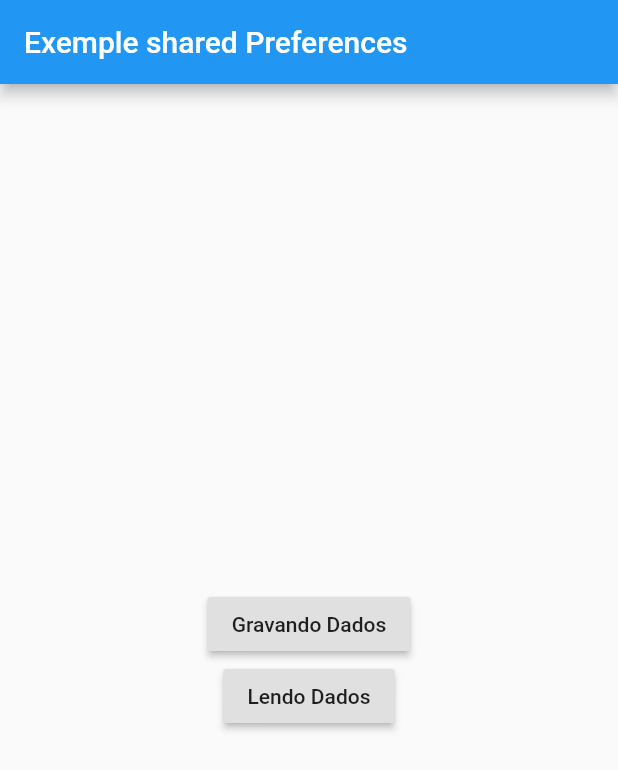
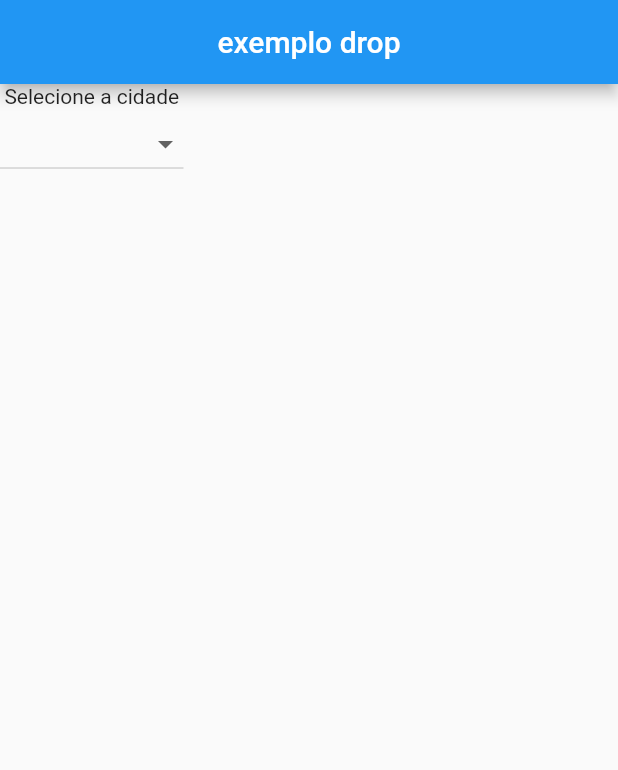
Before and after one commit to Jefferson-Developer/atividade13, a Flutter app: the screen it shows after launch, on a phone screen of 412 x 824 dp. Shown: the top 770 px of the screen. Run offline on Flutter 3.47's test engine with Material 2 defaults, Android fonts, the phone set to English and light mode, and no system bars; our stand-ins replace shared_preferences.

Commit message:
Terceiro Commit

```diff
--- /dev/null
+++ b/lib/aula_13_dropDownButton/exemplo_dropDown.dart
@@ -0,0 +1,46 @@
+import 'package:flutter/material.dart';
+
+class ExemploDropDownButton extends StatefulWidget {
+  @override
+  _ExemploDropDownButtonState createState() => _ExemploDropDownButtonState();
+}
+
+class _ExemploDropDownButtonState extends State<ExemploDropDownButton> {
+  @override
+  Widget build(BuildContext context) {
+    return Scaffold(
+      appBar: AppBar(
+        centerTitle: true,
+        title: Text("exemplo drop"),
+      ),
+      body: _buildDropDownEstatico(),
+    );
+  }
+
+  Container _buildDropDownEstatico() {
+    return Container(
+      child: Column(
+        children: [
+          Text("Selecione a cidade"),
+          DropdownButton<String>(
+            items: [
+              DropdownMenuItem(
+                child: Text("Patos-PB"),
+                value: "Patos",
+              ),
+              DropdownMenuItem(
+                child: Text("Sousa-PB"),
+                value: "Sousa",
+              ),
+              DropdownMenuItem(
+                child: Text("Cajazeiras-PB"),
+                value: "Cajazeiras",
+              ),
+            ],
+            onChanged: (value) {},
+          )
+        ],
+      ),
+    );
+  }
+}
--- a/lib/main.dart
+++ b/lib/main.dart
@@ -1,8 +1,9 @@
+import 'package:atividade_elder7/aula_13_dropDownButton/exemplo_dropDown.dart';
 import 'package:atividade_elder7/aula_13_shared/exemplo_shared_preferences.dart';
 import 'package:atividade_elder7/produto_listview_page.dart';
 import 'package:atividade_elder7/produto_page.dart';
 import 'package:flutter/material.dart';
 
 void main() {
-  runApp(MaterialApp(home: ExemploSharedPreference()));
+  runApp(MaterialApp(home: ExemploDropDownButton()));
 }
```
